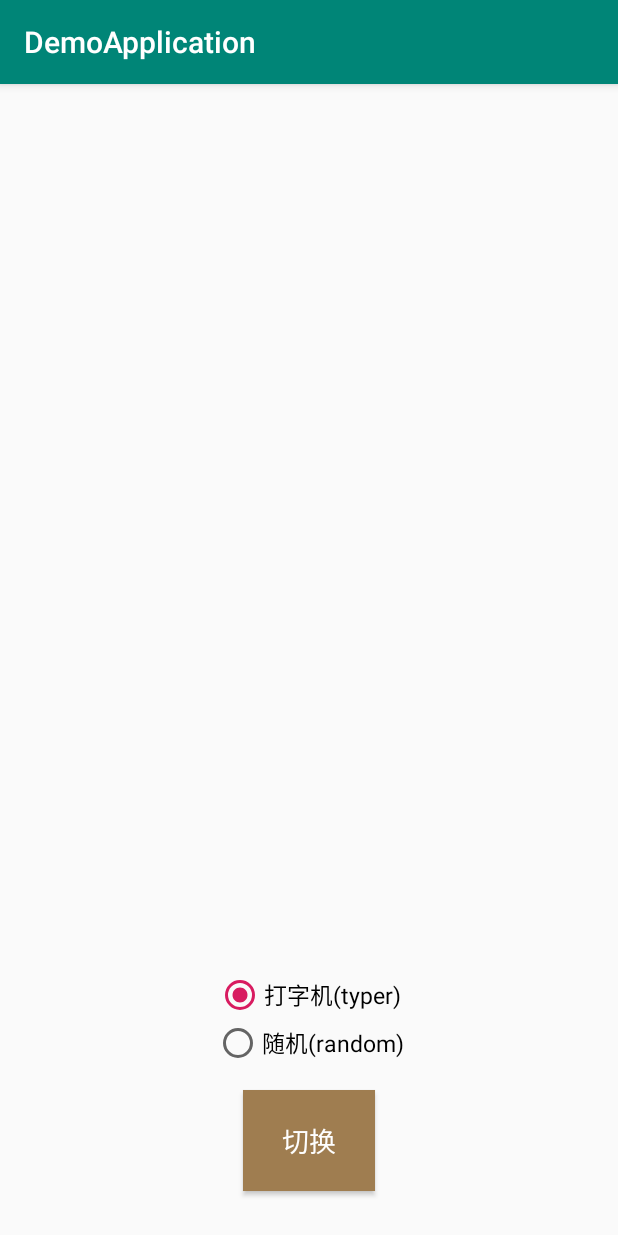
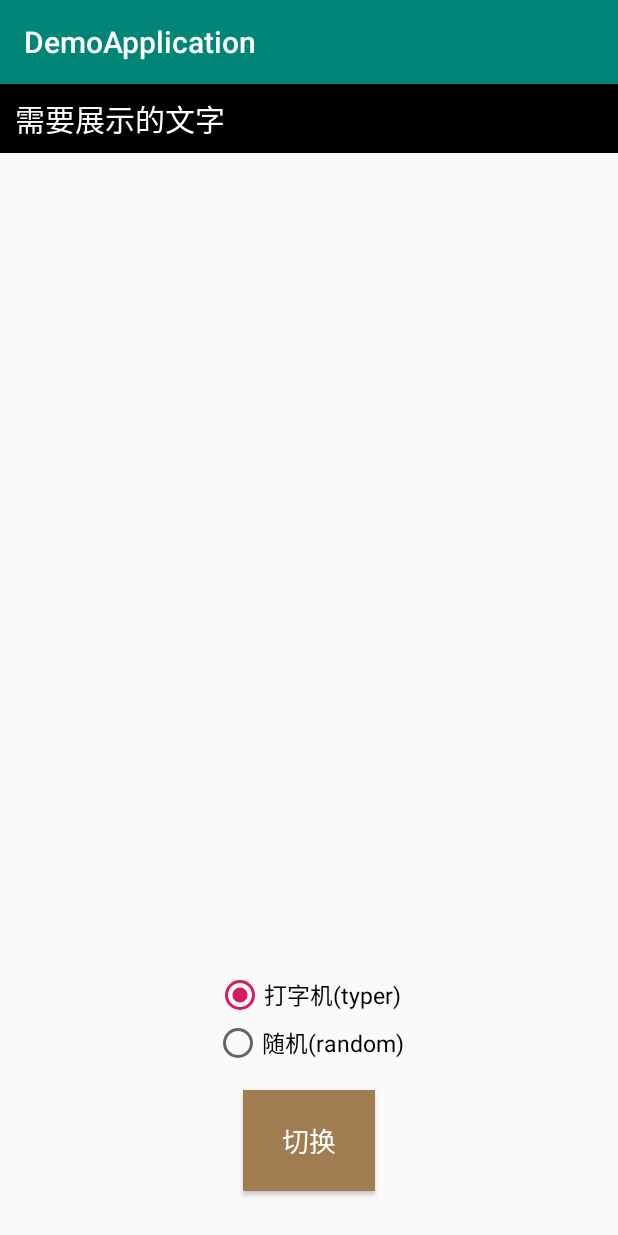
Before and after one commit to xunyang-yuhui/EmergeTextView, an Android app: the screen it shows after launch (MainActivity), on a phone screen of 412 x 824 dp. Run offline under Robolectric (Android 15) with nearby library versions, the phone set to English and light mode, and no system bars.

Commit message:
feat - 控件完善

```diff
--- a/app/src/main/res/layout/activity_main.xml
+++ b/app/src/main/res/layout/activity_main.xml
@@ -13,6 +13,7 @@
             android:layout_height="wrap_content"
             android:padding="10dp"
             android:background="@android:color/black"
+            app:text="需要展示的文字"
             app:textColor="@android:color/white"
             app:textSize="20sp"
             app:during="2000"
--- a/emergetextview/src/main/java/com/yu/emergetextview/EmergeTextView.java
+++ b/emergetextview/src/main/java/com/yu/emergetextview/EmergeTextView.java
@@ -56,6 +56,8 @@ public class EmergeTextView extends View {
         during = typedArray.getInt(R.styleable.EmergeTextView_during, 2000);
         init();
         initCharConfig();
+
+        typedArray.recycle();
     }
 
     private void init() {
```
